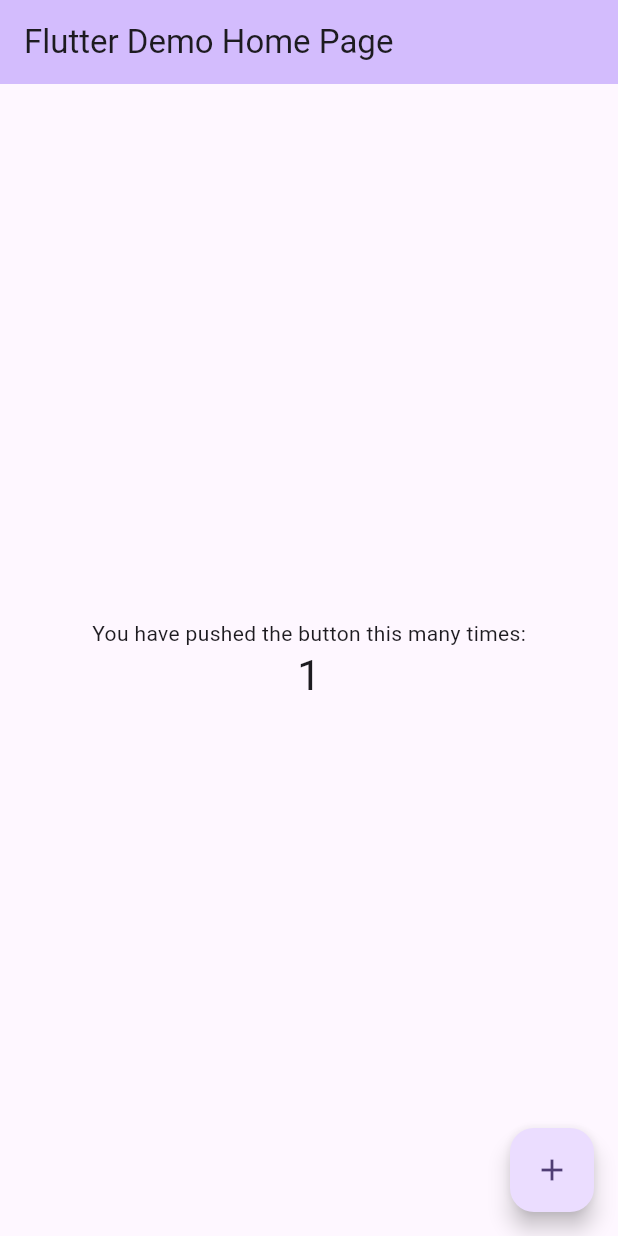
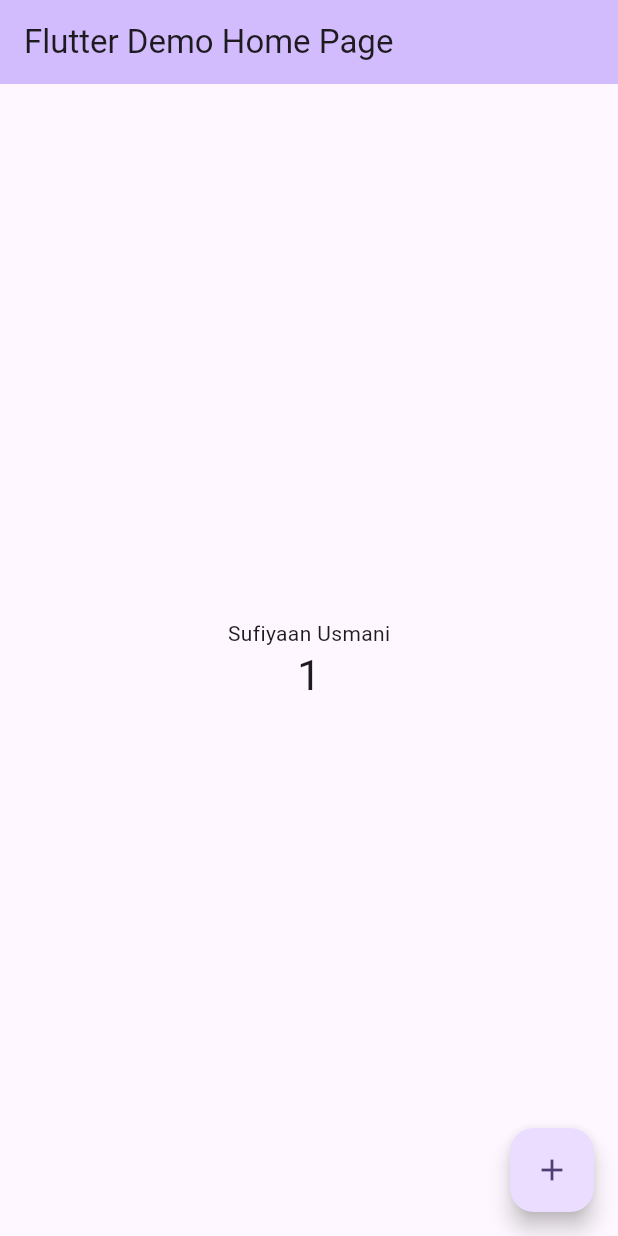
Before and after one commit to yousuf-4594/Image-Inpainting-App, a Flutter app: the screen it shows after launch, after a tap on the "add" icon, on a phone screen of 412 x 824 dp. Run offline on Flutter 3.47's test engine with Material 3 defaults, Android fonts, the phone set to English and light mode, and no system bars; network calls fail.

```diff
--- a/lib/main.dart
+++ b/lib/main.dart
@@ -1,4 +1,5 @@
 import 'package:flutter/material.dart';
+import 'package:image_inpainting/services/api_client.dart';
 
 void main() {
   runApp(const MyApp());
@@ -11,6 +12,7 @@ class MyApp extends StatelessWidget {
   @override
   Widget build(BuildContext context) {
     return MaterialApp(
+      // debugShowCheckedModeBanner: false,
       title: 'Flutter Demo',
       theme: ThemeData(
         // This is the theme of your application.
@@ -56,8 +58,10 @@ class MyHomePage extends StatefulWidget {
 
 class _MyHomePageState extends State<MyHomePage> {
   int _counter = 0;
+  String t = "Sufiyaan Usmani";
 
   void _incrementCounter() {
+    APIService.fetchData("api");
     setState(() {
       // This call to setState tells the Flutter framework that something has
       // changed in this State, which causes it to rerun the build method below
@@ -65,6 +69,7 @@ class _MyHomePageState extends State<MyHomePage> {
       // _counter without calling setState(), then the build method would not be
       // called again, and so nothing would appear to happen.
       _counter++;
+
     });
   }
 
@@ -105,8 +110,8 @@ class _MyHomePageState extends State<MyHomePage> {
           // wireframe for each widget.
           mainAxisAlignment: MainAxisAlignment.center,
           children: <Widget>[
-            const Text(
-              'You have pushed the button this many times:',
+            Text(
+              t,
             ),
             Text(
               '$_counter',
--- /dev/null
+++ b/lib/services/api_client.dart
@@ -0,0 +1,45 @@
+import 'dart:convert';
+import 'package:http/http.dart' as http;
+
+class APIService {
+  static const String _baseUrl = 'https://wicked-walls-unite.loca.lt';
+
+  static Future<dynamic> fetchData(String endpoint) async {
+    try {
+      final response = await http.get(Uri.parse('$_baseUrl/$endpoint'));
+
+      if (response.statusCode == 200) {
+        // If the server returns a 200 OK response, parse the JSON
+        print(response.body);
+        return jsonDecode(response.body);
+      } else {
+        // If the server returns an error response, throw an exception
+        throw Exception('Failed to load data');
+      }
+    } catch (e) {
+      // If an error occurs during the HTTP request, throw an exception
+      throw Exception('Failed to connect to the server');
+    }
+  }
+
+  static Future<dynamic> postData(String endpoint, Map<String, dynamic> data) async {
+    try {
+      final response = await http.post(
+        Uri.parse('$_baseUrl/$endpoint'),
+        body: jsonEncode(data),
+        headers: {'Content-Type': 'application/json'},
+      );
+
+      if (response.statusCode == 200) {
+        // If the server returns a 200 OK response, parse the JSON
+        return jsonDecode(response.body);
+      } else {
+        // If the server returns an error response, throw an exception
+        throw Exception('Failed to post data');
+      }
+    } catch (e) {
+      // If an error occurs during the HTTP request, throw an exception
+      throw Exception('Failed to connect to the server');
+    }
+  }
+}
--- a/pubspec.yaml
+++ b/pubspec.yaml
@@ -35,6 +35,8 @@ dependencies:
   # The following adds the Cupertino Icons font to your application.
   # Use with the CupertinoIcons class for iOS style icons.
   cupertino_icons: ^1.0.6
+  http: ^1.2.1
+  dio: ^5.4.3+1
 
 dev_dependencies:
   flutter_test:
```
Also changed, not shown: pubspec.lock.
